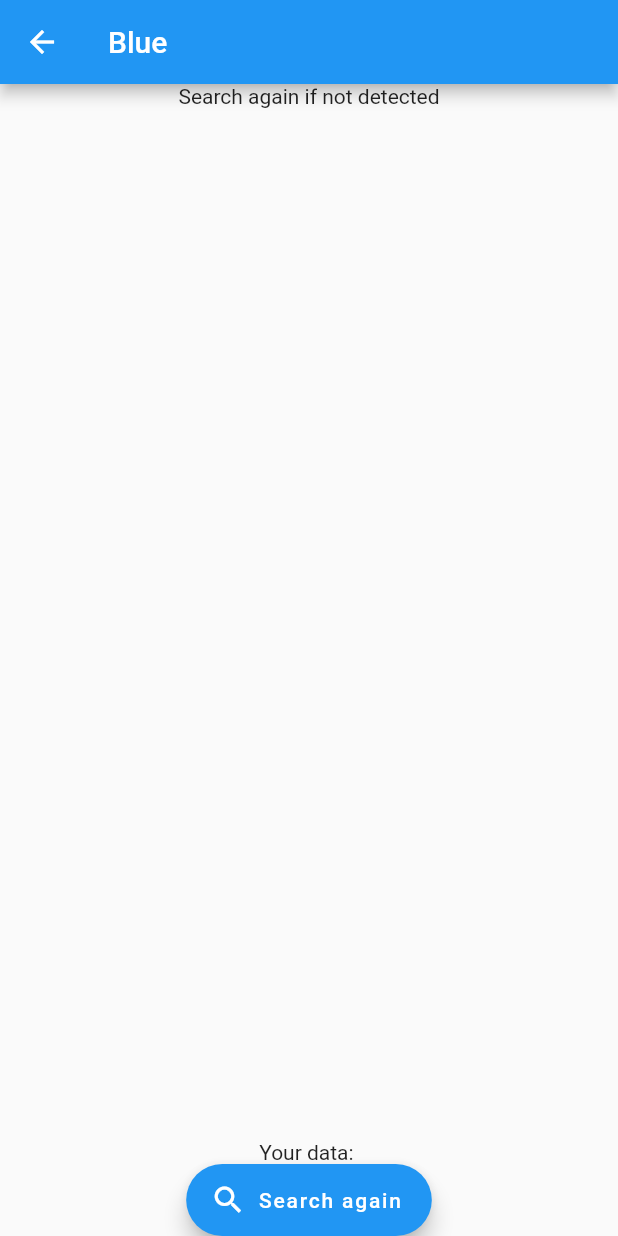
After one commit to Rustam-Asdanov/snowfall_app, a Flutter app: the BluetoothData screen opened by its route, on a phone screen of 412 x 824 dp. The commit adds this screen. Run offline on Flutter 3.47's test engine with Material 2 defaults, Android fonts, the phone set to English and light mode, and no system bars; our stand-ins replace flutter_blue, location.

Commit message:
trying to connect bangle js

```diff
--- a/lib/main.dart
+++ b/lib/main.dart
@@ -1,5 +1,6 @@
 import 'package:flutter/material.dart';
 import 'package:snowfall_app/routes/about_app.dart';
+import 'package:snowfall_app/routes/bluetooth_data.dart';
 import 'package:snowfall_app/routes/emergency_messages.dart';
 import 'package:snowfall_app/routes/exit_app.dart';
 import 'package:snowfall_app/routes/home_page.dart';
@@ -12,9 +13,10 @@ void main() {
       initialRoute: "/",
       routes: {
         "/": (context) => HomePage(),
-        "/signIn":(context) => SignIn(),
+        "/signIn": (context) => SignIn(),
         // "/signUp":(context) => SignUp(),
-        "/messages":(context) => EmergencyMessages(),
+        "/blue_data": (context) => BluetoothData(),
+        "/messages": (context) => EmergencyMessages(),
         "/about": (context) => AboutApp(),
         "/exit": (context) => ExitApp()
       },
--- /dev/null
+++ b/lib/routes/bluetooth_data.dart
@@ -0,0 +1,108 @@
+import 'package:flutter/material.dart';
+import 'package:flutter_blue/flutter_blue.dart';
+
+class BluetoothData extends StatefulWidget {
+  @override
+  State<BluetoothData> createState() => _BluetoothDataState();
+}
+
+class _BluetoothDataState extends State<BluetoothData> {
+  late BluetoothService bluetoothService;
+  int scanDuration = 10;
+  bool isConnected = false;
+
+  @override
+  void initState() {
+    FlutterBlue.instance.startScan(timeout: Duration(seconds: scanDuration));
+    super.initState();
+  }
+
+  @override
+  Widget build(BuildContext context) {
+    return Scaffold(
+      appBar: AppBar(title: const Text("Blue")),
+      body: Column(
+        children: <Widget>[
+          Container(
+            alignment: Alignment.center,
+            child: const Text("Search again if not detected"),
+          ),
+          const SizedBox(height: 10),
+          StreamBuilder<List<ScanResult>>(
+            stream: FlutterBlue.instance.scanResults,
+            initialData: [],
+            builder: (c, snapshot) => Column(
+              children: snapshot.data!
+                  .where((element) =>
+                      element.device.name.toLowerCase().contains("bangle"))
+                  .map(
+                    (result) => Column(
+                      children: [
+                        Text(result.device.name),
+                        ElevatedButton(
+                          child: const Text("Connect"),
+                          onPressed: () async {
+                            // result.device
+                            //     .connect(
+                            //         timeout: const Duration(seconds: 5),
+                            //         autoConnect: false)
+                            //     .then((value) => {
+                            //           result.device
+                            //               .discoverServices()
+                            //               .then((value) => {
+                            //                     value.forEach((service) {
+                            //                       service.characteristics
+                            //                           .forEach((text) {
+                            //                         print("---------------");
+                            //                         print(text);
+                            //                       });
+                            //                     })
+                            //                   })
+                            //         });
+
+                            isConnected =
+                                await result.device.connect().then((value) {
+                              print("yes");
+                              return true;
+                            }).catchError((e) => false);
+                            print('------------${isConnected}');
+                          },
+                        ),
+                      ],
+                    ),
+                  )
+                  .toList(),
+            ),
+          ),
+          const Spacer(),
+          Container(
+            child: Text("Your data: "),
+          ),
+          Row(
+            mainAxisAlignment: MainAxisAlignment.center,
+            children: [
+              StreamBuilder<bool>(
+                stream: FlutterBlue.instance.isScanning,
+                initialData: false,
+                builder: (c, snapshot) {
+                  if (snapshot.data!) {
+                    return Container();
+                  } else {
+                    return FloatingActionButton.extended(
+                      icon: const Icon(Icons.search),
+                      label: const Text("Search again"),
+                      onPressed: () {
+                        FlutterBlue.instance.startScan(
+                            timeout: Duration(seconds: scanDuration));
+                      },
+                    );
+                  }
+                },
+              )
+            ],
+          ),
+        ],
+      ),
+    );
+  }
+}
--- a/lib/routes/home_page.dart
+++ b/lib/routes/home_page.dart
@@ -13,14 +13,19 @@ class HomePage extends StatelessWidget {
         Text("Snowfall"),
         ElevatedButton(onPressed: null, child: Text("Sign In")),
         ElevatedButton(onPressed: null, child: Text("Sign Up")),
-        ElevatedButton(onPressed: (){
-          Navigator.pushNamed(context, "/messages");
-        }, child: Text("Messages")),
+        ElevatedButton(
+            onPressed: () {
+              Navigator.pushNamed(context, "/messages");
+            },
+            child: Text("Messages")),
         ElevatedButton(
             onPressed: () {
               Navigator.pushNamed(context, "/about");
             },
             child: Text("About")),
+        ElevatedButton(
+            onPressed: () => {Navigator.pushNamed(context, "/blue_data")},
+            child: const Text("Bluetooth Data")),
         ElevatedButton(
             onPressed: () {
               Navigator.pushNamed(context, "/exit");
```
Also changed, not shown: pubspec.yaml (+3 -4 lines), pubspec.lock, 2 other files.
